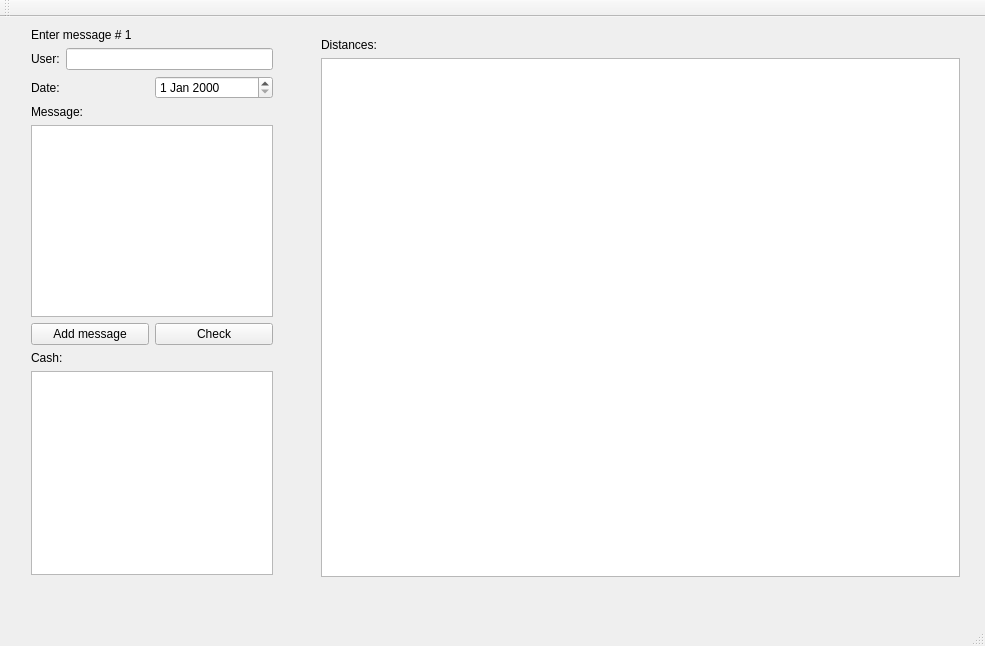
Before: the Qt Designer form mainwindow.ui in ktp-forked-repos/Levenstein-Distance-1, drawn with Qt 5.
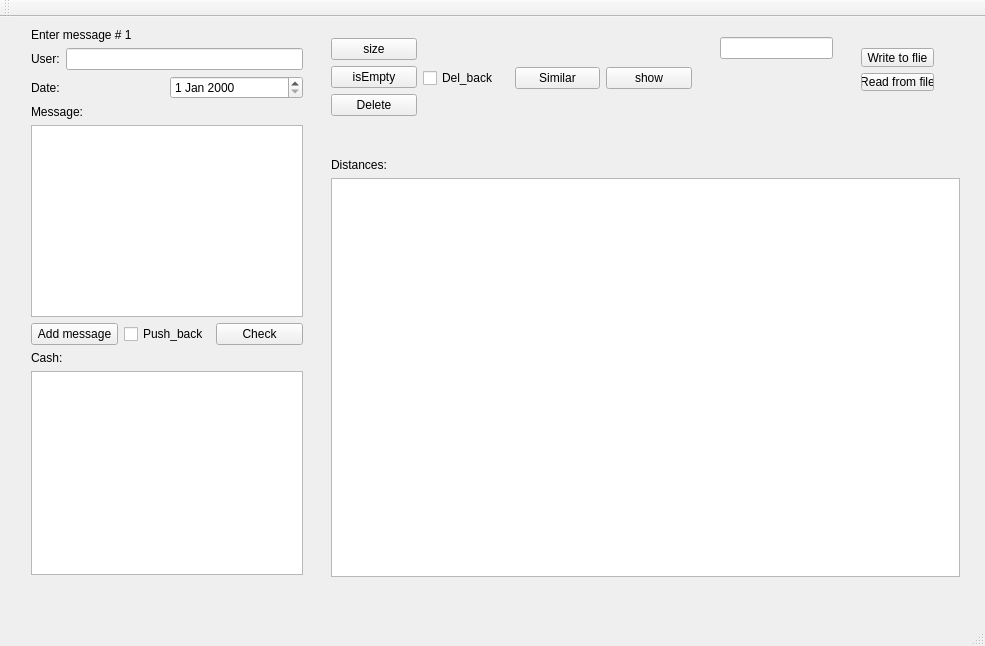
After: the same form once the commit is applied.

```diff
--- a/mainwindow.ui
+++ b/mainwindow.ui
@@ -14,13 +14,13 @@
    <string>MainWindow</string>
   </property>
   <widget class="QWidget" name="centralWidget">
-   <widget class="QWidget" name="">
+   <widget class="QWidget" name="layoutWidget">
     <property name="geometry">
      <rect>
-      <x>310</x>
-      <y>10</y>
-      <width>661</width>
-      <height>561</height>
+      <x>320</x>
+      <y>130</y>
+      <width>651</width>
+      <height>441</height>
      </rect>
     </property>
     <layout class="QVBoxLayout" name="verticalLayout_6">
@@ -36,12 +36,12 @@
      </item>
     </layout>
    </widget>
-   <widget class="QWidget" name="">
+   <widget class="QWidget" name="layoutWidget">
     <property name="geometry">
      <rect>
       <x>20</x>
       <y>0</y>
-      <width>264</width>
+      <width>294</width>
       <height>569</height>
      </rect>
     </property>
@@ -110,6 +110,13 @@
            </property>
           </widget>
          </item>
+         <item>
+          <widget class="QCheckBox" name="checkBox">
+           <property name="text">
+            <string>Push_back</string>
+           </property>
+          </widget>
+         </item>
          <item>
           <widget class="QPushButton" name="pushButton_2">
            <property name="text">
@@ -137,6 +144,100 @@
      </item>
     </layout>
    </widget>
+   <widget class="QLineEdit" name="lineEdit_2">
+    <property name="geometry">
+     <rect>
+      <x>720</x>
+      <y>20</y>
+      <width>113</width>
+      <height>22</height>
+     </rect>
+    </property>
+   </widget>
+   <widget class="QWidget" name="">
+    <property name="geometry">
+     <rect>
+      <x>320</x>
+      <y>10</y>
+      <width>383</width>
+      <height>102</height>
+     </rect>
+    </property>
+    <layout class="QHBoxLayout" name="horizontalLayout_4">
+     <item>
+      <layout class="QVBoxLayout" name="verticalLayout_7">
+       <item>
+        <widget class="QPushButton" name="pushButton_3">
+         <property name="text">
+          <string>size</string>
+         </property>
+        </widget>
+       </item>
+       <item>
+        <widget class="QPushButton" name="pushButton_4">
+         <property name="text">
+          <string>isEmpty</string>
+         </property>
+        </widget>
+       </item>
+       <item>
+        <widget class="QPushButton" name="pushButton_5">
+         <property name="text">
+          <string>Delete</string>
+         </property>
+        </widget>
+       </item>
+      </layout>
+     </item>
+     <item>
+      <widget class="QCheckBox" name="checkBox_2">
+       <property name="text">
+        <string>Del_back</string>
+       </property>
+      </widget>
+     </item>
+     <item>
+      <widget class="QPushButton" name="pushButton_7">
+       <property name="text">
+        <string>Similar</string>
+       </property>
+      </widget>
+     </item>
+     <item>
+      <widget class="QPushButton" name="pushButton_6">
+       <property name="text">
+        <string>show</string>
+       </property>
+      </widget>
+     </item>
+    </layout>
+   </widget>
+   <widget class="QWidget" name="">
+    <property name="geometry">
+     <rect>
+      <x>850</x>
+      <y>20</y>
+      <width>95</width>
+      <height>65</height>
+     </rect>
+    </property>
+    <layout class="QVBoxLayout" name="verticalLayout_8">
+     <item>
+      <widget class="QPushButton" name="pushButton_8">
+       <property name="text">
+        <string>Write to flie</string>
+       </property>
+      </widget>
+     </item>
+     <item>
+      <widget class="QPushButton" name="pushButton_9">
+       <property name="text">
+        <string>Read from file</string>
+       </property>
+      </widget>
+     </item>
+    </layout>
+   </widget>
   </widget>
   <widget class="QMenuBar" name="menuBar">
    <property name="geometry">
```
